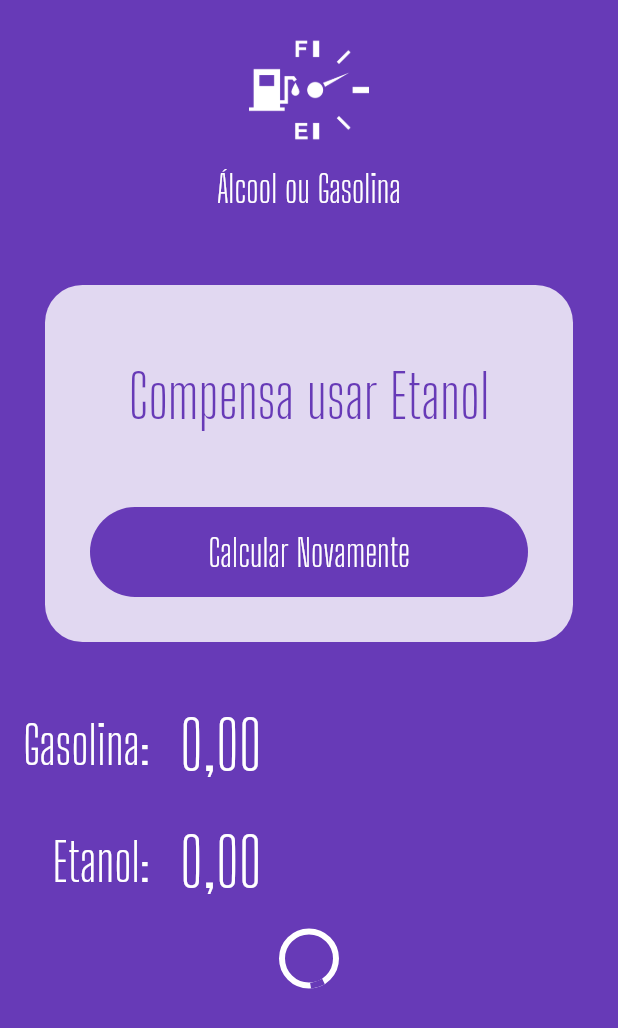
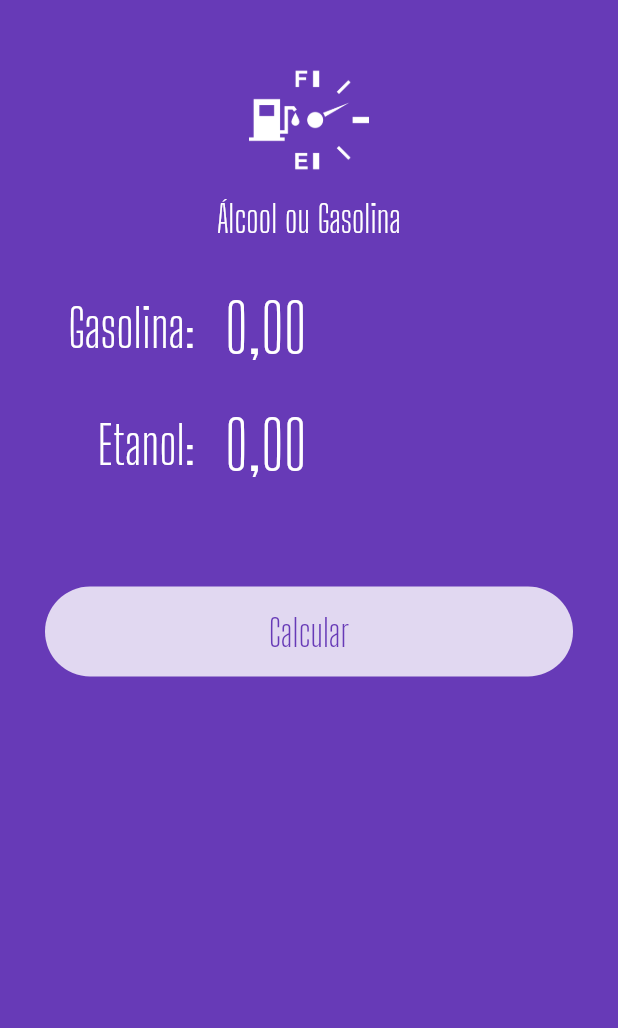
Before and after one commit to gabrielcesar95/flutter_aog, a Flutter app: the screen it shows after launch, on a phone screen of 412 x 824 dp. Shown: the top 1028 px of the screen. Run offline on Flutter 3.47's test engine with Material 2 defaults, Android fonts, the phone set to English and light mode, and no system bars; our stand-ins replace flutter_masked_text.

Commit message:
finished class project

```diff
--- a/lib/main.dart
+++ b/lib/main.dart
@@ -1,9 +1,5 @@
-import 'package:aog/widgets/input.widget.dart';
-import 'package:aog/widgets/loading-button.widget.dart';
-import 'package:aog/widgets/logo.widget.dart';
-import 'package:aog/widgets/success.widget.dart';
 import 'package:flutter/material.dart';
-import 'package:flutter_masked_text/flutter_masked_text.dart';
+import 'package:aog/pages/home.page.dart';
 
 void main() => runApp(MyApp());
 
@@ -21,32 +17,3 @@ class MyApp extends StatelessWidget {
     );
   }
 }
-
-class HomePage extends StatelessWidget {
-  final MoneyMaskedTextController _gasCtrl = MoneyMaskedTextController();
-  final MoneyMaskedTextController _alcCtrl = MoneyMaskedTextController();
-
-  @override
-  Widget build(BuildContext context) {
-    return Scaffold(
-      backgroundColor: Theme.of(context).primaryColor,
-      body: ListView(
-        children: <Widget>[
-          Logo(),
-          Success(
-            result: 'Compensa usar Etanol',
-            reset: (){},
-          ),
-          Input(label: 'Gasolina:', ctrl: this._gasCtrl),
-          Input(label: 'Etanol:', ctrl: this._alcCtrl),
-          LoadingButton(
-            busy: true,
-            func: () {},
-            text: 'Calcular',
-            invert: false,
-          )
-        ],
-      ),
-    );
-  }
-}
--- /dev/null
+++ b/lib/pages/home.page.dart
@@ -0,0 +1,84 @@
+import 'package:aog/widgets/success.widget.dart';
+import 'package:flutter/material.dart';
+import 'package:flutter_masked_text/flutter_masked_text.dart';
+import 'package:aog/submit-form.dart';
+import 'package:aog/widgets/logo.widget.dart';
+
+class HomePage extends StatefulWidget {
+  @override
+  _HomePageState createState() => _HomePageState();
+}
+
+class _HomePageState extends State<HomePage> {
+  Color _color = Colors.deepPurple;
+  MoneyMaskedTextController _gasCtrl = MoneyMaskedTextController();
+  MoneyMaskedTextController _alcCtrl = MoneyMaskedTextController();
+  bool _busy = false;
+  bool _completed = false;
+  String _resultText = '';
+
+  @override
+  Widget build(BuildContext context) {
+    return Scaffold(
+
+      backgroundColor: Theme.of(context).primaryColor,
+      body: AnimatedContainer(
+        duration: Duration(
+          milliseconds: 1200,
+        ),
+        color: this._color,
+        child: ListView(
+          children: <Widget>[
+            Logo(),
+            _completed
+                ? Success(
+                    reset: reset,
+                    result: _resultText,
+                  )
+                : SubmitForm(
+                    gasCtrl: _gasCtrl,
+                    alcCtrl: _alcCtrl,
+                    busy: this._busy,
+                    submitFunc: calculate,
+                  ),
+          ],
+        ),
+      ),
+    );
+  }
+
+  Future calculate() {
+    double alc = _alcCtrl.numberValue / 100;
+    double gas = _gasCtrl.numberValue / 100;
+    double res = alc / gas;
+
+    setState(() {
+      this._color = Colors.deepPurpleAccent;
+      this._completed = false;
+      this._busy = true;
+    });
+
+    return Future.delayed(Duration(seconds: 1), () {
+      setState(() {
+        if (res >= .7) {
+          this._resultText = 'Compensa usar Gasolina';
+        } else {
+          this._resultText = 'Compensa usar Etanol';
+        }
+
+        this._completed = true;
+        this._busy = false;
+      });
+    });
+  }
+
+  reset() {
+    setState(() {
+      this._color = Colors.deepPurple;
+      this._gasCtrl = MoneyMaskedTextController();
+      this._alcCtrl = MoneyMaskedTextController();
+      this._completed = false;
+      this._busy = false;
+    });
+  }
+}
--- /dev/null
+++ b/lib/submit-form.dart
@@ -0,0 +1,49 @@
+import 'package:flutter/material.dart';
+import 'package:flutter_masked_text/flutter_masked_text.dart';
+import 'package:aog/widgets/input.widget.dart';
+import 'package:aog/widgets/loading-button.widget.dart';
+
+class SubmitForm extends StatelessWidget {
+  MoneyMaskedTextController gasCtrl = MoneyMaskedTextController();
+  MoneyMaskedTextController alcCtrl = MoneyMaskedTextController();
+  bool busy = false;
+  Function submitFunc;
+
+  SubmitForm({
+    @required this.gasCtrl,
+    @required this.alcCtrl,
+    @required this.busy,
+    @required this.submitFunc,
+  });
+
+  @override
+  Widget build(BuildContext context) {
+    return Column(
+      children: <Widget>[
+        Padding(
+          child: Input(label: 'Gasolina:', ctrl: this.gasCtrl),
+          padding: EdgeInsets.only(
+            left: 30,
+            right: 30,
+          ),
+        ),
+        Padding(
+          child: Input(label: 'Etanol:', ctrl: this.alcCtrl),
+          padding: EdgeInsets.only(
+            left: 30,
+            right: 30,
+          ),
+        ),
+        SizedBox(
+            height: 25,
+        ),
+        LoadingButton(
+          busy: this.busy,
+          func: this.submitFunc,
+          text: 'Calcular',
+          invert: false,
+        ),
+      ],
+    );
+  }
+}
--- a/lib/widgets/input.widget.dart
+++ b/lib/widgets/input.widget.dart
@@ -5,7 +5,10 @@ class Input extends StatelessWidget {
   String label = '';
   MoneyMaskedTextController ctrl = MoneyMaskedTextController();
 
-  Input({@required this.label, @required this.ctrl});
+  Input({
+    @required this.label,
+    @required this.ctrl,
+  });
 
   @override
   Widget build(BuildContext context) {
@@ -17,9 +20,10 @@ class Input extends StatelessWidget {
           child: Text(
             this.label,
             style: TextStyle(
-                color: Colors.white,
-                fontSize: 35,
-                fontFamily: 'Big Shoulders Display'),
+              color: Colors.white,
+              fontSize: 35,
+              fontFamily: 'Big Shoulders Display',
+            ),
           ),
         ),
         SizedBox(
@@ -30,10 +34,13 @@ class Input extends StatelessWidget {
             controller: this.ctrl,
             keyboardType: TextInputType.number,
             style: TextStyle(
-                color: Colors.white,
-                fontSize: 45,
-                fontFamily: 'Big Shoulders Display'),
-            decoration: InputDecoration(border: InputBorder.none),
+              color: Colors.white,
+              fontSize: 45,
+              fontFamily: 'Big Shoulders Display',
+            ),
+            decoration: InputDecoration(
+              border: InputBorder.none,
+            ),
           ),
         ),
       ],
--- a/lib/widgets/logo.widget.dart
+++ b/lib/widgets/logo.widget.dart
@@ -3,10 +3,12 @@ import 'package:flutter/material.dart';
 class Logo extends StatelessWidget {
   @override
   Widget build(BuildContext context) {
-    return Column(
-      children: <Widget>[
-      SizedBox(height: 20),
-      Image.asset('assets/images/aog-white.png', height: 80),
+    return Column(children: <Widget>[
+      SizedBox(height: 40),
+      Image.asset(
+        'assets/images/aog-white.png',
+        height: 80,
+      ),
       SizedBox(
         height: 10,
       ),
@@ -19,7 +21,9 @@ class Logo extends StatelessWidget {
         ),
         textAlign: TextAlign.center,
       ),
-      SizedBox(height: 20),
+      SizedBox(
+        height: 20,
+      ),
     ]);
   }
 }
```
Also changed, not shown: lib/widgets/success.widget.dart (+7 -5 lines), 1 other file.
